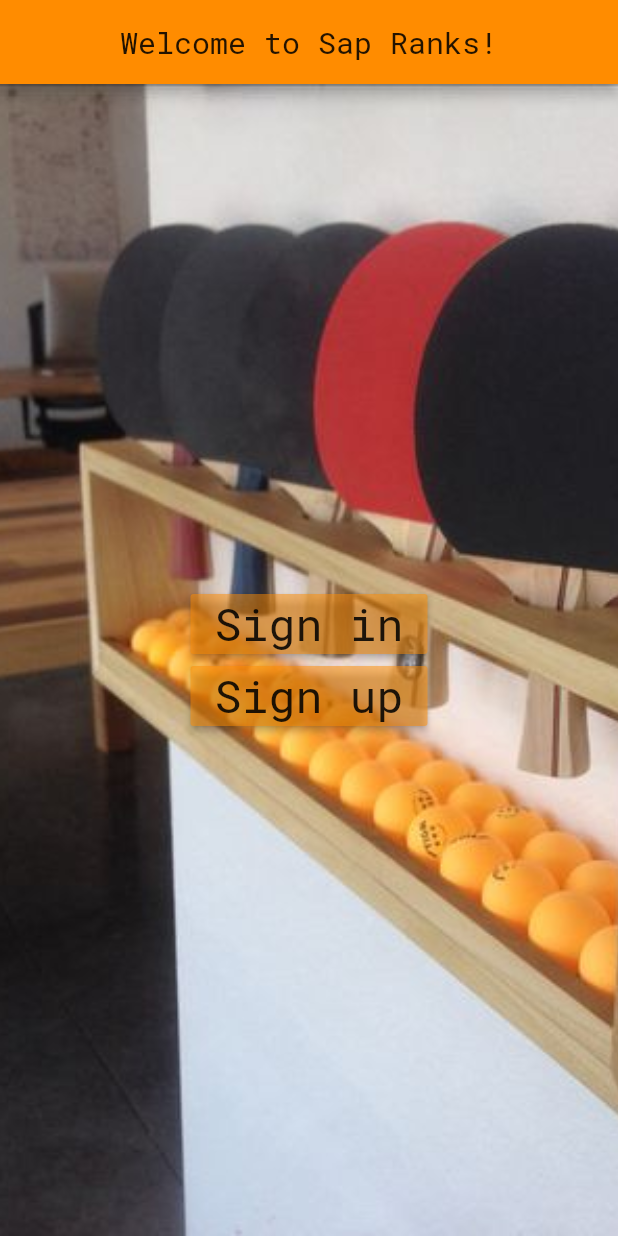
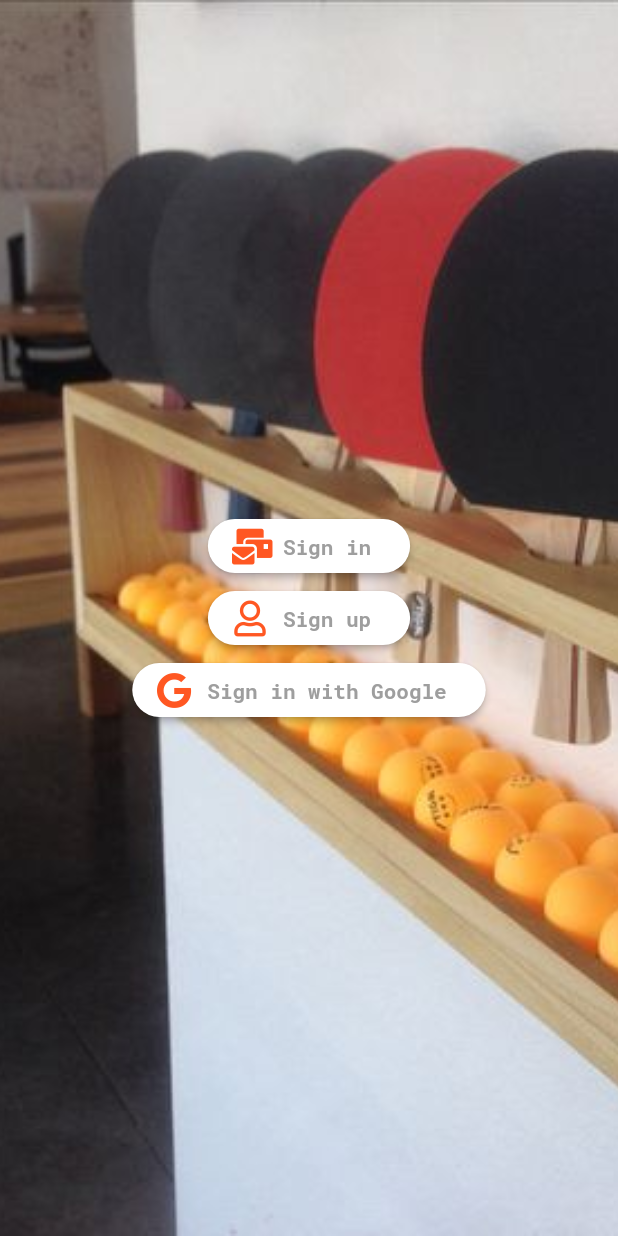
Before and after one commit to CristianFAlexa/SapRanks, a Flutter app: the screen it shows after launch, on a phone screen of 412 x 824 dp. Run offline on Flutter 3.47's test engine with Material 2 defaults, Android fonts, the phone set to English and light mode, and no system bars; our stand-ins replace cloud_firestore, firebase_auth, firebase_core, firebase_database, font_awesome_flutter, google_sign_in; accounts and stored records are empty.

Commit message:
Added logout and implemented sign in with google

```diff
--- a/lib/view/home.dart
+++ b/lib/view/home.dart
@@ -1,6 +1,8 @@
 import 'package:firebase_auth/firebase_auth.dart';
 import 'package:cloud_firestore/cloud_firestore.dart';
 import 'package:flutter/material.dart';
+import 'package:font_awesome_flutter/font_awesome_flutter.dart';
+import 'package:google_sign_in/google_sign_in.dart';
 
 class Home extends StatelessWidget {
   const Home({Key key, this.user}) : super(key: key);
@@ -8,9 +10,26 @@ class Home extends StatelessWidget {
 
   @override
   Widget build(BuildContext context) {
+    final GoogleSignIn _gSignIn = GoogleSignIn();
+
     return Scaffold(
       appBar: AppBar(
-        title: Text('Home ${user.email}'),
+        //title: Text('Home ${user.email}'),
+        automaticallyImplyLeading: false,
+        actions: <Widget>[
+          IconButton(
+            icon: Icon(
+              FontAwesomeIcons.signOutAlt,
+              size: 20.0,
+              color: Colors.white,
+            ),
+            onPressed: () {
+              _gSignIn.signOut();
+              print('Signed out.');
+              Navigator.pop(context);
+            },
+          )
+        ],
       ),
       body: StreamBuilder<DocumentSnapshot>(
         stream: Firestore.instance
--- a/lib/view/welcome.dart
+++ b/lib/view/welcome.dart
@@ -1,6 +1,15 @@
+import 'package:bored/model/UserModel.dart';
 import 'package:bored/setup/login.dart';
 import 'package:bored/setup/register.dart';
+import 'package:bored/view/home.dart';
+import 'package:cloud_firestore/cloud_firestore.dart';
+import 'package:firebase_auth/firebase_auth.dart';
 import 'package:flutter/material.dart';
+import 'package:font_awesome_flutter/font_awesome_flutter.dart';
+import 'package:google_sign_in/google_sign_in.dart';
+
+final FirebaseAuth firebaseAuth = FirebaseAuth.instance;
+final GoogleSignIn googleSignIn = GoogleSignIn();
 
 class Welcome extends StatefulWidget {
   @override
@@ -8,15 +17,32 @@ class Welcome extends StatefulWidget {
 }
 
 class _WelcomeState extends State<Welcome> {
+  final db = Firestore.instance;
+
+  void _signWithGoogle(BuildContext context) async {
+    Scaffold.of(context)
+        .showSnackBar(new SnackBar(content: new Text('Sign in')));
+    final GoogleSignInAccount googleUser = await googleSignIn.signIn();
+    final GoogleSignInAuthentication googleAuth =
+        await googleUser.authentication;
+    final AuthCredential credential = GoogleAuthProvider.getCredential(
+        idToken: googleAuth.idToken, accessToken: googleAuth.accessToken);
+    // todo: why doesn't it persist in fb
+    final FirebaseUser user =
+        (await firebaseAuth.signInWithCredential(credential)).user;
+    await db.collection('users')
+        .document(user.uid)
+        .setData( new UserModel(user.uid, user.email, 'newbie', 'user_role').toJson());
+    Navigator.push(
+        context, MaterialPageRoute(builder: (context) => Home(user: user)));
+    //return user;
+  }
+
   @override
   Widget build(BuildContext context) {
     return Scaffold(
-      appBar: AppBar(
-        centerTitle: true,
-        title: Text('Welcome to Sap Ranks!'),
-        backgroundColor: Color.fromRGBO(255, 140, 0, 1),
-      ),
-      body: new Stack(
+      body: Builder(
+        builder: (context) => Stack(
           children: <Widget>[
             new Container(
               decoration: new BoxDecoration(
@@ -32,27 +58,84 @@ class _WelcomeState extends State<Welcome> {
                 crossAxisAlignment: CrossAxisAlignment.center,
                 children: <Widget>[
                   RaisedButton(
+                    shape: RoundedRectangleBorder(
+                      borderRadius: BorderRadius.circular(30.0),
+                    ),
                     onPressed: toLogin,
-                  child: Text(
+                    color: const Color(0xFFFFFFFF),
+                    child: new Row(
+                      mainAxisSize: MainAxisSize.min,
+                      children: <Widget>[
+                        Icon(
+                          FontAwesomeIcons.mailBulk,
+                          color: Colors.deepOrange,
+                        ),
+                        new Container(
+                            padding: EdgeInsets.only(left: 10.0, right: 10.0),
+                            child: new Text(
                               "Sign in",
-                    style: new TextStyle(
-                      fontSize: 30.0,
+                              style: TextStyle(
+                                  color: Colors.grey,
+                                  fontWeight: FontWeight.bold),
+                            )),
+                      ],
                     ),
                   ),
-                  color: Color.fromRGBO(255, 140, 0, 0.5),
+                  RaisedButton(
+                    shape: RoundedRectangleBorder(
+                      borderRadius: BorderRadius.circular(30.0),
+                    ),
+                    onPressed: toRegister,
+                    color: const Color(0xFFFFFFFF),
+                    child: new Row(
+                      mainAxisSize: MainAxisSize.min,
+                      children: <Widget>[
+                        Icon(
+                          FontAwesomeIcons.user,
+                          color: Colors.deepOrange,
+                        ),
+                        new Container(
+                            padding: EdgeInsets.only(left: 10.0, right: 10.0),
+                            child: new Text(
+                              "Sign up",
+                              style: TextStyle(
+                                  color: Colors.grey,
+                                  fontWeight: FontWeight.bold),
+                            )),
+                      ],
+                    ),
                   ),
                   RaisedButton(
-                  onPressed: toRegister,
-                  child: Text("Sign up",
-                  style: new TextStyle(
-                    fontSize: 30.0,
-                  ),),
-                  color: Color.fromRGBO(255, 140, 0, 0.5),
+                    onPressed: () => _signWithGoogle(context),
+                        //.then((FirebaseUser user) => print(user))
+                       // .catchError((e) => print(e)),
+                    shape: RoundedRectangleBorder(
+                      borderRadius: BorderRadius.circular(30.0),
+                    ),
+                    color: const Color(0xFFFFFFFF),
+                    child: new Row(
+                      mainAxisSize: MainAxisSize.min,
+                      children: <Widget>[
+                        Icon(
+                          FontAwesomeIcons.google,
+                          color: Colors.deepOrange,
+                        ),
+                        new Container(
+                            padding: EdgeInsets.only(left: 10.0, right: 10.0),
+                            child: new Text(
+                              "Sign in with Google",
+                              style: TextStyle(
+                                  color: Colors.grey,
+                                  fontWeight: FontWeight.bold),
+                            )),
+                      ],
+                    ),
                   )
                 ],
               ),
             )
           ],
+        ),
       ),
     );
   }
@@ -61,8 +144,7 @@ class _WelcomeState extends State<Welcome> {
     Navigator.push(
         context,
         MaterialPageRoute(
-            builder: (context) =>
-                LoginPage(
+            builder: (context) => LoginPage(
                   title: 'Login',
                 ),
             fullscreenDialog: true));
@@ -72,8 +154,7 @@ class _WelcomeState extends State<Welcome> {
     Navigator.push(
         context,
         MaterialPageRoute(
-            builder: (context) =>
-                Register(
+            builder: (context) => Register(
                   title: 'Register',
                 ),
             fullscreenDialog: true));
--- a/pubspec.yaml
+++ b/pubspec.yaml
@@ -30,6 +30,8 @@ dependencies:
 
   google_sign_in: ^4.0.7
 
+  font_awesome_flutter: ^8.0.0
+
   # The following adds the Cupertino Icons font to your application.
   # Use with the CupertinoIcons class for iOS style icons.
   cupertino_icons: ^0.1.2
@@ -52,6 +54,7 @@ flutter:
 
   assets:
     - assets/images/pingpong.jpg
+    - assets/images/google_button.png
     # To add assets to your application, add an assets section, like this:
     # assets:
     #  - images/a_dot_burr.jpeg
```
Also changed, not shown: pubspec.lock, 1 other file. Lines whose indentation alone changed are shown as unchanged.
